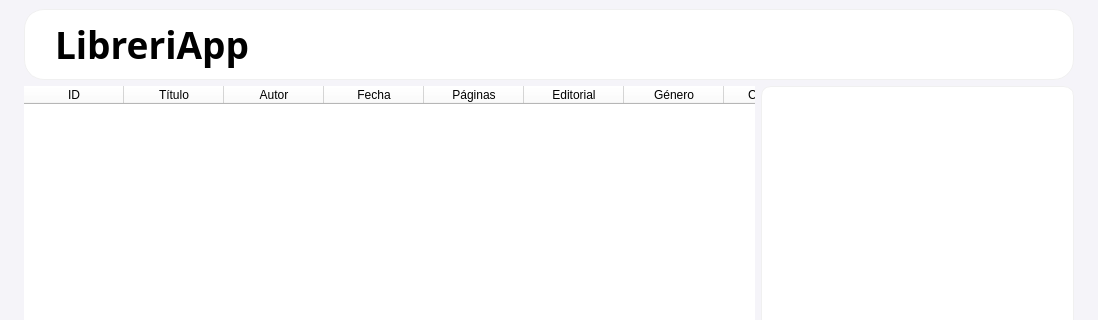
Before: the Qt Designer form win.ui in JuannRob/final-lab2, drawn with Qt 5; both pictures show x 0 to 1098 and y 0 to 320 of the 1098 by 690 pixel window.
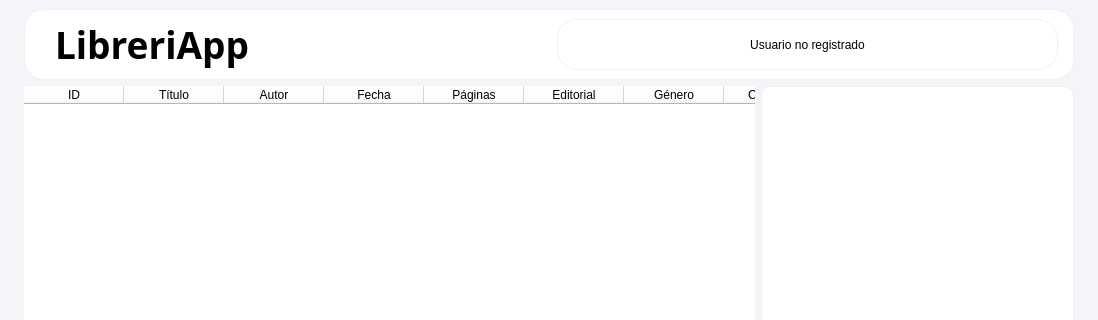
After: the same form once the commit is applied. Icons and pictures are not drawn.

```diff
--- a/win.ui
+++ b/win.ui
@@ -44,7 +44,7 @@
         <property name="frameShadow">
          <enum>QFrame::Raised</enum>
         </property>
-        <layout class="QVBoxLayout" name="verticalLayout_5">
+        <layout class="QHBoxLayout" name="horizontalLayout_4">
          <property name="spacing">
           <number>0</number>
          </property>
@@ -55,9 +55,9 @@
           <number>9</number>
          </property>
          <property name="rightMargin">
-          <number>0</number>
+          <number>15</number>
          </property>
-         <item alignment="Qt::AlignLeft|Qt::AlignBottom">
+         <item>
           <widget class="QLabel" name="titulo">
            <property name="font">
             <font>
@@ -76,6 +76,34 @@
            </property>
           </widget>
          </item>
+         <item>
+          <widget class="QLabel" name="usuario">
+           <property name="minimumSize">
+            <size>
+             <width>200</width>
+             <height>0</height>
+            </size>
+           </property>
+           <property name="maximumSize">
+            <size>
+             <width>750</width>
+             <height>750</height>
+            </size>
+           </property>
+           <property name="text">
+            <string>Usuario no registrado</string>
+           </property>
+           <property name="alignment">
+            <set>Qt::AlignCenter</set>
+           </property>
+           <property name="wordWrap">
+            <bool>false</bool>
+           </property>
+           <property name="margin">
+            <number>10</number>
+           </property>
+          </widget>
+         </item>
         </layout>
        </widget>
       </item>
```
